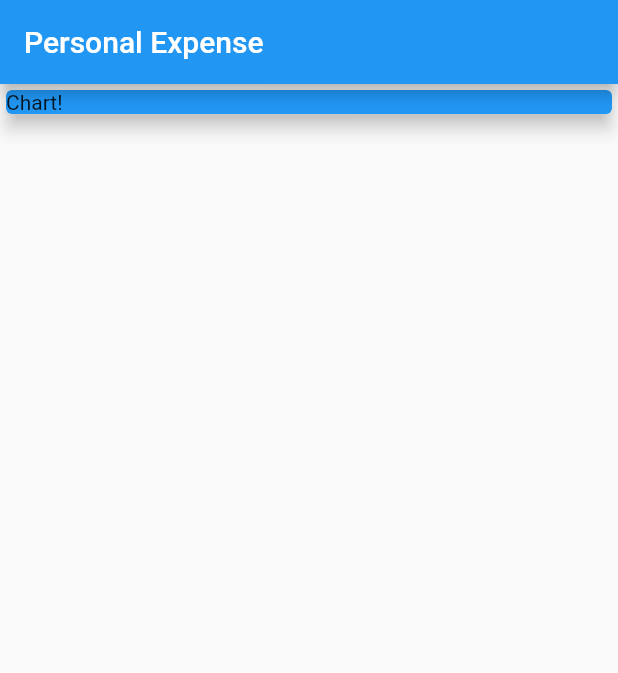
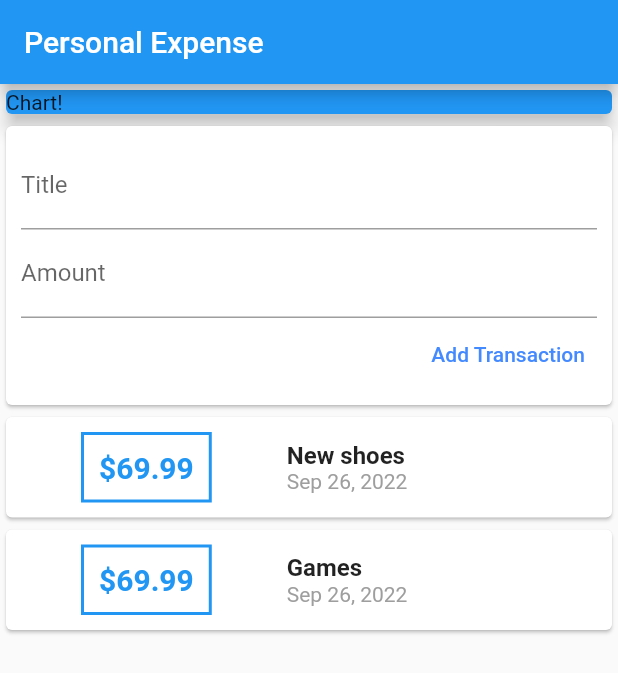
Before and after one commit to judell31/personal-expense, a Flutter app: the screen it shows after launch, on a phone screen of 412 x 824 dp. Shown: the top 673 px of the screen. Run offline on Flutter 3.47's test engine with Material 2 defaults, Android fonts, the phone set to English and light mode, and no system bars.

Commit message:
Adding user transaction to list

```diff
--- a/lib/main.dart
+++ b/lib/main.dart
@@ -1,7 +1,8 @@
 import 'package:flutter/material.dart';
 import 'package:personal_expense/transaction.list.dart';
+import 'package:personal_expense/user.transactions.dart';
 
-import 'new.transaction.dart';
+import 'transaction.form.dart';
 
 // void main() {
 //   runApp(const PersonalExpense());
@@ -55,8 +56,8 @@ class HomePage extends StatelessWidget {
         body: Column(
           // mainAxisAlignment: MainAxisAlignment.start,
           crossAxisAlignment: CrossAxisAlignment.stretch,
-          children: <Widget>[
-            const SizedBox(
+          children: const <Widget>[
+            SizedBox(
               width: double.infinity,
               child: Card(
                 color: Colors.blue,
@@ -64,6 +65,7 @@ class HomePage extends StatelessWidget {
                 child: Text("Chart!"),
               ),
             ),
+            UserTransactions()
           ],
         ) // This trailing comma makes auto-formatting nicer for build methods.
     );
--- a/lib/new.transaction.dart
+++ b/lib/transaction.form.dart
@@ -1,10 +1,12 @@
 import 'package:flutter/material.dart';
 
 class NewTransaction extends StatelessWidget {
-  NewTransaction({Key? key}) : super(key: key);
-
+  final Function addTx;
   final titleController = TextEditingController();
   final amountController = TextEditingController();
+
+  NewTransaction(this.addTx, {super.key});
+  // NewTransaction({Key? key, required this.addTx}) : super(key: key);
 
   @override
   Widget build(BuildContext context) {
@@ -34,7 +36,10 @@ class NewTransaction extends StatelessWidget {
                 onPressed: () {
                   // print(titleInput);
                   // print(amountInput);
-                  print(titleController.text);
+                  addTx(
+                      titleController.text,
+                      double.parse(amountController.text)
+                  );
                 },
                 style: TextButton.styleFrom(
                     foregroundColor: Colors.blueAccent
--- a/lib/transaction.list.dart
+++ b/lib/transaction.list.dart
@@ -1,4 +1,3 @@
-import 'package:flutter/cupertino.dart';
 import 'package:flutter/material.dart';
 import 'package:intl/intl.dart';
 import 'package:personal_expense/models/transaction.dart';
--- a/lib/user.transactions.dart
+++ b/lib/user.transactions.dart
@@ -2,7 +2,7 @@ import 'package:flutter/cupertino.dart';
 import 'package:personal_expense/transaction.list.dart';
 
 import 'models/transaction.dart';
-import 'new.transaction.dart';
+import 'transaction.form.dart';
 
 class UserTransactions extends StatefulWidget {
   const UserTransactions({Key? key}) : super(key: key);
@@ -27,12 +27,26 @@ class _UserTransactionsState extends State<UserTransactions> {
     ),
   ];
 
+  void _addNewTransaction(String txTitle, double txAmount) {
+    final newTx = Transaction(
+        id: DateTime.now().toString(),
+        title: txTitle,
+        amount: txAmount,
+        date: DateTime.now()
+    );
+
+    setState(() {
+      _userTransactions.add(newTx);
+    });
+  }
+
   @override
   Widget build(BuildContext context) {
     return Column(
       children: <Widget>[
-        NewTransaction(),
-        TransactionList()
+        //With () it executes without it passes the function
+        NewTransaction(_addNewTransaction),
+        TransactionList(_userTransactions)
       ],
     );
   }
```
